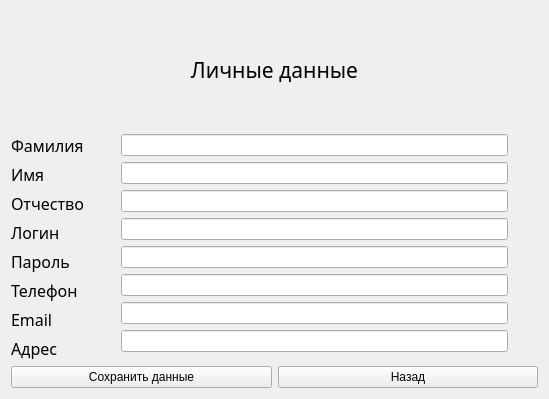
This is profile.ui in lirthu/kursach as Qt 5 draws it before an edit. The edited form follows.
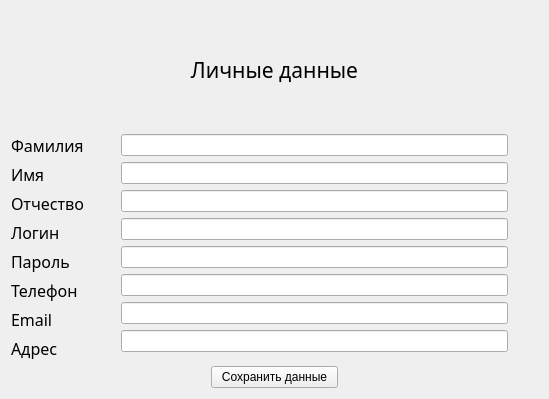
This is the edited form.

Diff of the .ui file:
```diff
--- a/profile.ui
+++ b/profile.ui
@@ -178,6 +178,12 @@
    </item>
    <item>
     <layout class="QHBoxLayout" name="horizontalLayout_2">
+     <property name="leftMargin">
+      <number>200</number>
+     </property>
+     <property name="rightMargin">
+      <number>200</number>
+     </property>
      <item>
       <widget class="QPushButton" name="pushButton">
        <property name="text">
@@ -185,13 +191,6 @@
        </property>
       </widget>
      </item>
-     <item>
-      <widget class="QPushButton" name="pushButton_2">
-       <property name="text">
-        <string>Назад</string>
-       </property>
-      </widget>
-     </item>
     </layout>
    </item>
   </layout>
```
